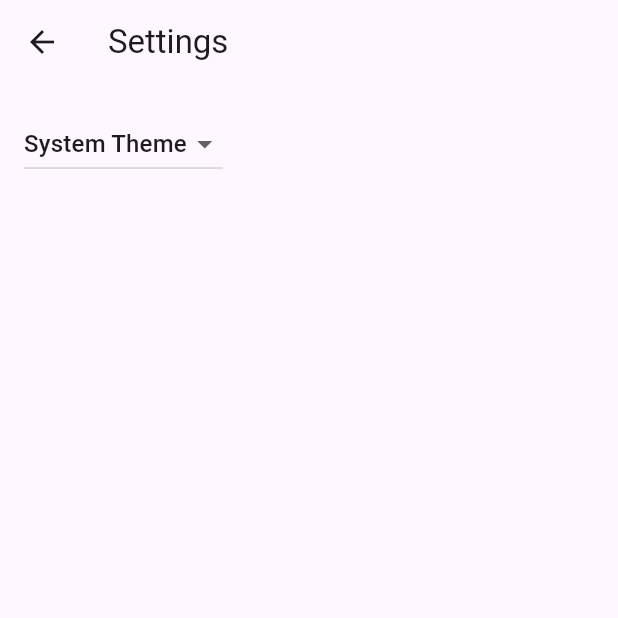
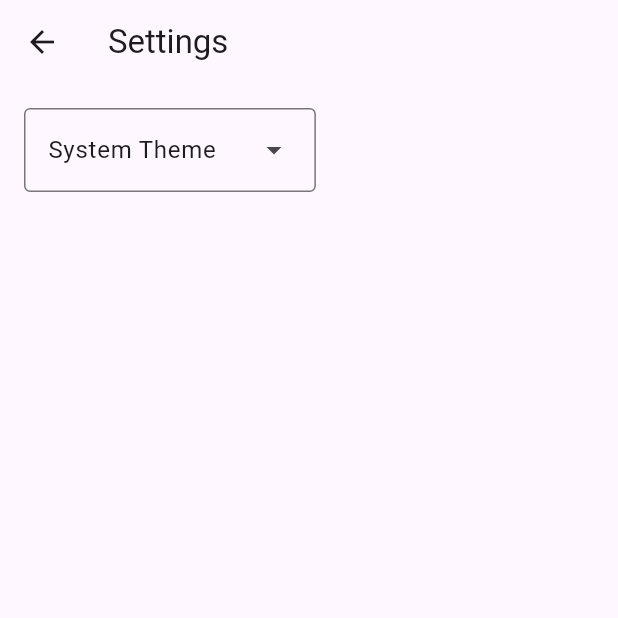
Before and after one commit to luijiwa/pomidorec, a Flutter app: the SettingsView screen opened by its route, on a phone screen of 412 x 824 dp, the top half of it. Run offline on Flutter 3.47's test engine with Material 3 defaults, Android fonts, the phone set to English and light mode, and no system bars.

Commit message:
feat: implement Pomodoro timer with controller and localization support

````diff
--- a/analysis_options.yaml
+++ b/analysis_options.yaml
@@ -7,6 +7,9 @@
 
 # The following line activates a set of recommended lints for Flutter apps,
 # packages, and plugins designed to encourage good coding practices.
+analyzer:
+  errors:
+    library_private_types_in_public_api: ignore
 include: package:flutter_lints/flutter.yaml
 
 linter:
--- a/lib/src/app.dart
+++ b/lib/src/app.dart
@@ -1,7 +1,7 @@
 import 'package:flutter/material.dart';
-import 'package:flutter_gen/gen_l10n/app_localizations.dart';
 import 'package:flutter_localizations/flutter_localizations.dart';
 import 'package:pomidorec/src/home/home_page.dart';
+import 'package:pomidorec/src/localization/app_localizations.dart';
 
 import 'settings/settings_controller.dart';
 import 'settings/settings_view.dart';
--- /dev/null
+++ b/lib/src/localization/app_localizations.dart
@@ -0,0 +1,157 @@
+import 'dart:async';
+
+import 'package:flutter/foundation.dart';
+import 'package:flutter/widgets.dart';
+import 'package:flutter_localizations/flutter_localizations.dart';
+import 'package:intl/intl.dart' as intl;
+
+import 'app_localizations_en.dart';
+
+// ignore_for_file: type=lint
+
+/// Callers can lookup localized strings with an instance of AppLocalizations
+/// returned by `AppLocalizations.of(context)`.
+///
+/// Applications need to include `AppLocalizations.delegate()` in their app's
+/// `localizationDelegates` list, and the locales they support in the app's
+/// `supportedLocales` list. For example:
+///
+/// ```dart
+/// import 'localization/app_localizations.dart';
+///
+/// return MaterialApp(
+///   localizationsDelegates: AppLocalizations.localizationsDelegates,
+///   supportedLocales: AppLocalizations.supportedLocales,
+///   home: MyApplicationHome(),
+/// );
+/// ```
+///
+/// ## Update pubspec.yaml
+///
+/// Please make sure to update your pubspec.yaml to include the following
+/// packages:
+///
+/// ```yaml
+/// dependencies:
+///   # Internationalization support.
+///   flutter_localizations:
+///     sdk: flutter
+///   intl: any # Use the pinned version from flutter_localizations
+///
+///   # Rest of dependencies
+/// ```
+///
+/// ## iOS Applications
+///
+/// iOS applications define key application metadata, including supported
+/// locales, in an Info.plist file that is built into the application bundle.
+/// To configure the locales supported by your app, you’ll need to edit this
+/// file.
+///
+/// First, open your project’s ios/Runner.xcworkspace Xcode workspace file.
+/// Then, in the Project Navigator, open the Info.plist file under the Runner
+/// project’s Runner folder.
+///
+/// Next, select the Information Property List item, select Add Item from the
+/// Editor menu, then select Localizations from the pop-up menu.
+///
+/// Select and expand the newly-created Localizations item then, for each
+/// locale your application supports, add a new item and select the locale
+/// you wish to add from the pop-up menu in the Value field. This list should
+/// be consistent with the languages listed in the AppLocalizations.supportedLocales
+/// property.
+abstract class AppLocalizations {
+  AppLocalizations(String locale)
+      : localeName = intl.Intl.canonicalizedLocale(locale.toString());
+
+  final String localeName;
+
+  static AppLocalizations? of(BuildContext context) {
+    return Localizations.of<AppLocalizations>(context, AppLocalizations);
+  }
+
+  static const LocalizationsDelegate<AppLocalizations> delegate =
+      _AppLocalizationsDelegate();
+
+  /// A list of this localizations delegate along with the default localizations
+  /// delegates.
+  ///
+  /// Returns a list of localizations delegates containing this delegate along with
+  /// GlobalMaterialLocalizations.delegate, GlobalCupertinoLocalizations.delegate,
+  /// and GlobalWidgetsLocalizations.delegate.
+  ///
+  /// Additional delegates can be added by appending to this list in
+  /// MaterialApp. This list does not have to be used at all if a custom list
+  /// of delegates is preferred or required.
+  static const List<LocalizationsDelegate<dynamic>> localizationsDelegates =
+      <LocalizationsDelegate<dynamic>>[
+    delegate,
+    GlobalMaterialLocalizations.delegate,
+    GlobalCupertinoLocalizations.delegate,
+    GlobalWidgetsLocalizations.delegate,
+  ];
+
+  /// A list of this localizations delegate's supported locales.
+  static const List<Locale> supportedLocales = <Locale>[Locale('en')];
+
+  /// The title of the application
+  ///
+  /// In en, this message translates to:
+  /// **'pomidorec'**
+  String get appTitle;
+
+  /// The start button
+  ///
+  /// In en, this message translates to:
+  /// **'Start'**
+  String get start;
+
+  /// The stop button
+  ///
+  /// In en, this message translates to:
+  /// **'Stop'**
+  String get stop;
+
+  /// The reset button
+  ///
+  /// In en, this message translates to:
+  /// **'Reset'**
+  String get reset;
+
+  /// The time label
+  ///
+  /// In en, this message translates to:
+  /// **'Time'**
+  String get time;
+}
+
+class _AppLocalizationsDelegate
+    extends LocalizationsDelegate<AppLocalizations> {
+  const _AppLocalizationsDelegate();
+
+  @override
+  Future<AppLocalizations> load(Locale locale) {
+    return SynchronousFuture<AppLocalizations>(lookupAppLocalizations(locale));
+  }
+
+  @override
+  bool isSupported(Locale locale) =>
+      <String>['en'].contains(locale.languageCode);
+
+  @override
+  bool shouldReload(_AppLocalizationsDelegate old) => false;
+}
+
+AppLocalizations lookupAppLocalizations(Locale locale) {
+  // Lookup logic when only language code is specified.
+  switch (locale.languageCode) {
+    case 'en':
+      return AppLocalizationsEn();
+  }
+
+  throw FlutterError(
+      'AppLocalizations.delegate failed to load unsupported locale "$locale". This is likely '
+      'an issue with the localizations generation tool. Please file an issue '
+      'on GitHub with a reproducible sample app and the gen-l10n configuration '
+      'that was used.');
+}
--- a/lib/src/settings/settings_view.dart
+++ b/lib/src/settings/settings_view.dart
@@ -21,28 +21,27 @@ class SettingsView extends StatelessWidget {
       ),
       body: Padding(
         padding: const EdgeInsets.all(16),
+        child: Column(
+          mainAxisSize: MainAxisSize.min,
+          mainAxisAlignment: MainAxisAlignment.start,
+          crossAxisAlignment: CrossAxisAlignment.center,
+          children: <Widget>[
             // Glue the SettingsController to the theme selection DropdownButton.
             //
             // When a user selects a theme from the dropdown list, the
             // SettingsController is updated, which rebuilds the MaterialApp.
-        child: DropdownButton<ThemeMode>(
+            DropdownMenu<ThemeMode>(
               // Read the selected themeMode from the controller
-          value: controller.themeMode,
+              initialSelection: controller.themeMode,
               // Call the updateThemeMode method any time the user selects a theme.
-          onChanged: controller.updateThemeMode,
-          items: const [
-            DropdownMenuItem(
-              value: ThemeMode.system,
-              child: Text('System Theme'),
+              onSelected: controller.updateThemeMode,
+              dropdownMenuEntries: const [
+                DropdownMenuEntry(
+                    value: ThemeMode.system, label: 'System Theme'),
+                DropdownMenuEntry(value: ThemeMode.light, label: 'Light Theme'),
+                DropdownMenuEntry(value: ThemeMode.dark, label: 'Dark Theme')
+              ],
             ),
-            DropdownMenuItem(
-              value: ThemeMode.light,
-              child: Text('Light Theme'),
-            ),
-            DropdownMenuItem(
-              value: ThemeMode.dark,
-              child: Text('Dark Theme'),
-            )
           ],
         ),
       ),
````
Also changed, not shown: lib/src/home/home_page.dart (+41 -103 lines), lib/src/home/home_page_controller.dart (added, +82 -0 lines), lib/src/localization/app_localizations_en.dart (added, +25 -0 lines), pubspec.yaml (+3 -5 lines), pubspec.lock, 3 other files. Lines whose indentation alone changed are shown as unchanged.
